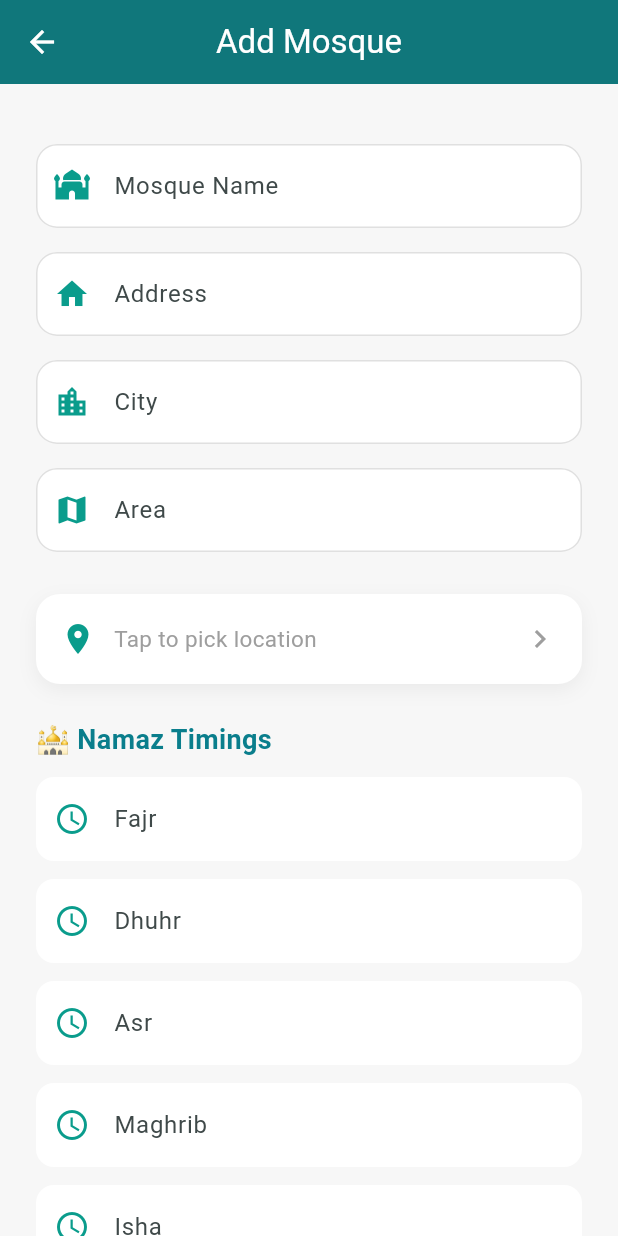
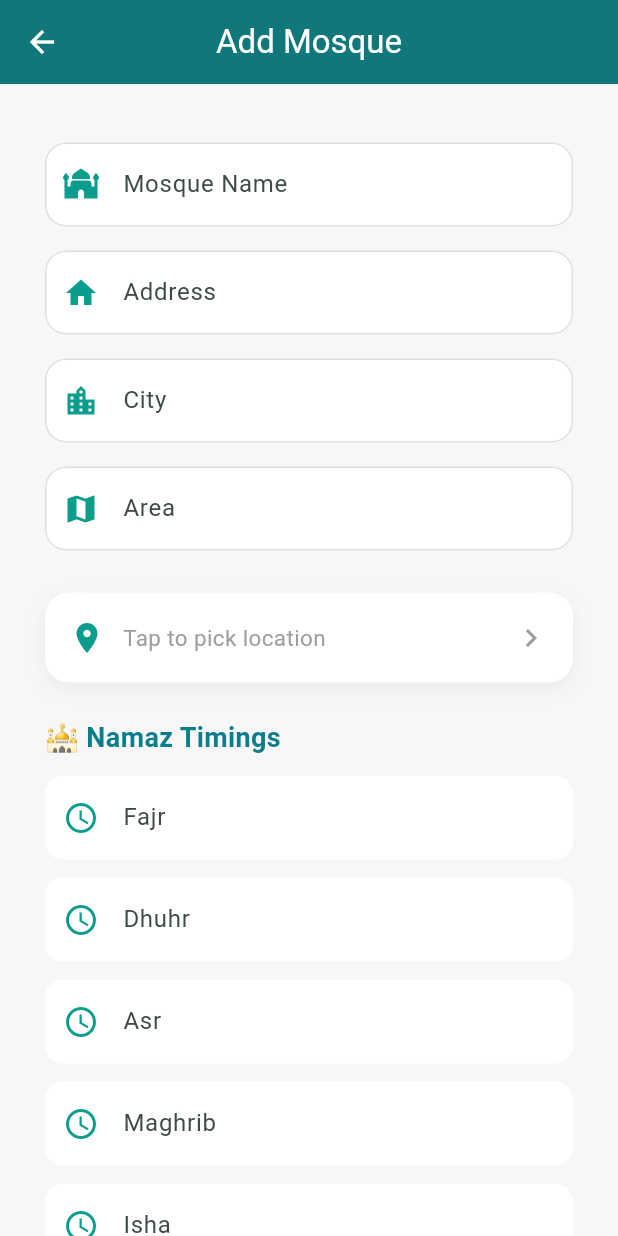
Before and after one commit to abdulsami334/Mosque-Locator-Frontend, a Flutter app: the AddMosqueView screen opened directly, on a phone screen of 412 x 824 dp. Run offline on Flutter 3.47's test engine with Material 3 defaults, Android fonts, the light colour scheme and no system bars; our stand-ins replace geocoding, geolocator, google_maps_flutter, image_picker; accounts and stored records are empty; Roboto replaces fonts that are missing (Poppins).

Commit message:
Updated codes

```diff
--- a/lib/main.dart
+++ b/lib/main.dart
@@ -5,6 +5,7 @@ import 'package:mosque_locator/providers/mosque_provider.dart';
 import 'package:mosque_locator/providers/user_provider.dart';
 import 'package:mosque_locator/utils/app_styles.dart';
 import 'package:mosque_locator/utils/constant.dart';
+import 'package:mosque_locator/views/addMosque_view.dart';
 import 'package:mosque_locator/views/contributor_register_form.dart';
 import 'package:mosque_locator/views/home_view.dart';
 import 'package:mosque_locator/views/map_view.dart';
@@ -49,7 +50,7 @@ class MyApp extends StatelessWidget {
   //   '/home':     (_) => const MosqueView(),
   //       '/Navigation':     (_) => const MainNavigation(), // your map screen
   // },
-        home: AuthView(),
+        home: AddMosqueView(),
       ),
     );
   }
--- a/lib/views/addMosque_view.dart
+++ b/lib/views/addMosque_view.dart
@@ -235,7 +235,7 @@ void initState() {
       ),
       body: SafeArea(
         child: SingleChildScrollView(
-          padding: const EdgeInsets.symmetric(horizontal: 24, vertical: 16),
+          padding: const EdgeInsets.symmetric(horizontal: 30, vertical: 15),
           child: Form(
             key: _formKey,
             child: Column(
@@ -382,6 +382,7 @@ void initState() {
       child: TextFormField(
         controller: ctrl,
         decoration: InputDecoration(
+
           labelText: label,
           prefixIcon: Icon(icon, color: const Color(0xFF0A9C8C)),
           filled: true,
@@ -407,6 +408,7 @@ void initState() {
   Widget _buildTimeInput(TextEditingController ctrl, String label) {
     return Padding(
       padding: const EdgeInsets.only(bottom: 12),
+      child: SizedBox(
         child: TextFormField(
           controller: ctrl,
           decoration: InputDecoration(
@@ -421,6 +423,7 @@ void initState() {
           ),
           validator: (val) => val!.isEmpty ? 'Required' : null,
         ),
+      ),
     );
   }
 }
--- a/lib/views/contributor_register_form.dart
+++ b/lib/views/contributor_register_form.dart
@@ -735,12 +735,12 @@ class _AuthViewState extends State<AuthView> with SingleTickerProviderStateMixin
         validator: validator,
         style: const TextStyle(
           fontSize: 16,
-          color: Colors.black87,
+          color: Colors.black,
         ),
         decoration: InputDecoration(
           labelText: label,
           labelStyle: TextStyle(
-            color: Colors.grey[600],
+            //color: Colors.grey[600],
             fontSize: 14,
           ),
           prefixIcon: Icon(
```
Lines whose indentation alone changed are shown as unchanged.
